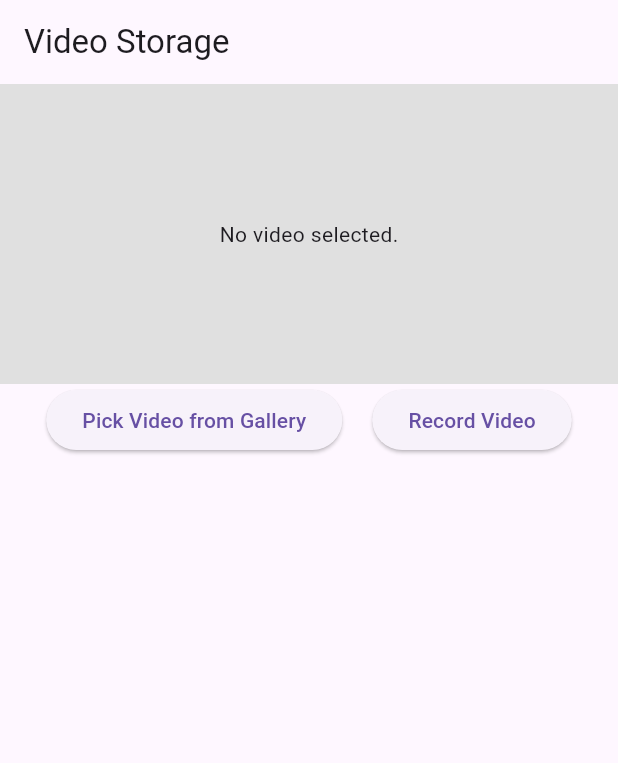
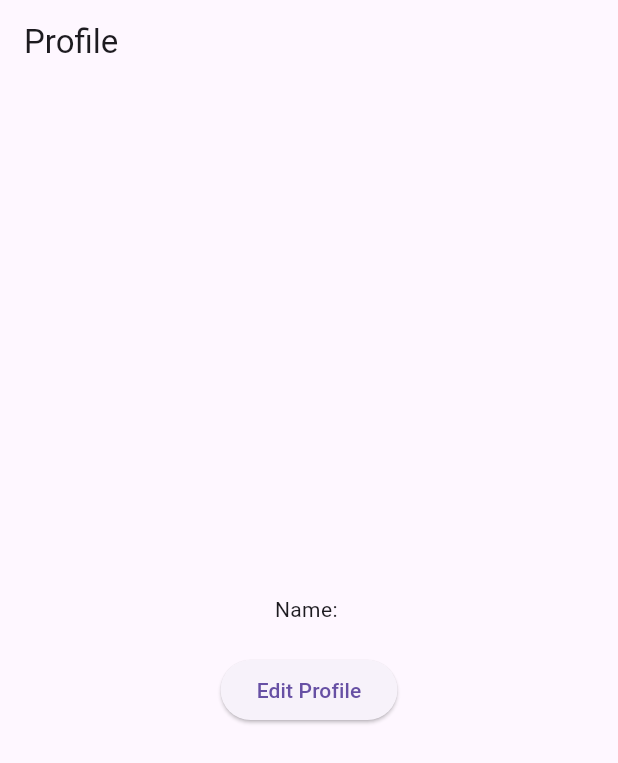
Before and after one commit to VishalVinayRam/Fitness-monitoring-system, a Flutter app: the screen it shows after launch, on a phone screen of 412 x 824 dp. Shown: the top 763 px of the screen. Run offline on Flutter 3.47's test engine with Material 3 defaults, Android fonts, the phone set to English and light mode, and no system bars; our stand-ins replace flutter_local_notifications, image_picker, pedometer, shared_preferences, timezone, video_player; missing offline and left inert: gauge_indicator.

Commit message:
Addidng profile section to this

```diff
--- a/lib/main.dart
+++ b/lib/main.dart
@@ -7,8 +7,8 @@
 // }
 import 'package:management/Reminder.dart';
 import 'package:management/VideoScreen.dart';
+import 'package:management/profle.dart';
 import 'package:timezone/data/latest.dart' as tzdata;
-import 'package:timezone/timezone.dart' as tz;
 import 'package:flutter/material.dart';
 import 'login_screen.dart';
 import 'homescreen.dart';
@@ -32,150 +32,13 @@ class PhotoNotesApp extends StatelessWidget {
       ),
       initialRoute: '/',
       routes: {
-        '/': (context) => VideoStorageScreen(),
-        '/home': (context) => HomeScreen(),
-        '/capture': (context) => CaptureScreen(),
-        '/reminder':(contect) => ReminderScreen(),
+        '/': (context) => ProfileScreen(),//routing to mainScreen in login.dart
+        '/home': (context) => HomeScreen(), //routing to homeScreen in homescreen.dart
+        '/capture': (context) => CaptureScreen(), //routng to image adddition in capture.dart
+        '/reminder':(contect) => ReminderScreen(), //routing to the reminder to where you can find the routing
+        '/pr':(context) => VideoStorageScreen(), //to capture the video in videoscreen.dart
+        '/profile':(context)=> ProfileScreen(),
       },
     );
   }
 }
-
-
-// class MyApp extends StatefulWidget {
-//   @override
-//   _MyAppState createState() => _MyAppState();
-// }
-
-// class _MyAppState extends State<MyApp> {
-//   late Stream<StepCount> _stepCountStream;
-//   late Stream<PedestrianStatus> _pedestrianStatusStream;
-//   String _status = '?', _steps = '?';
-//   int _selectedIndex = 0;
-
-//   @override
-//   void initState() {
-//     super.initState();
-//     initPlatformState();
-//   }
-
-//   void onStepCount(StepCount event) {
-//     print(event);
-//     setState(() {
-//       _steps = event.steps.toString();
-//     });
-//   }
-
-//   void onPedestrianStatusChanged(PedestrianStatus event) {
-//     print(event);
-//     setState(() {
-//       _status = event.status;
-//     });
-//   }
-
-//   void onPedestrianStatusError(error) {
-//     print('onPedestrianStatusError: $error');
-//     setState(() {
-//       _status = 'Pedestrian Status not available';
-//     });
-//     print(_status);
-//   }
-
-//   void onStepCountError(error) {
-//     print('onStepCountError: $error');
-//     setState(() {
-//       _steps = 'Step Count not available';
-//     });
-//   }
-
-//   void initPlatformState() {
-//     _pedestrianStatusStream = Pedometer.pedestrianStatusStream;
-//     _pedestrianStatusStream
-//         .listen(onPedestrianStatusChanged)
-//         .onError(onPedestrianStatusError);
-
-//     _stepCountStream = Pedometer.stepCountStream;
-//     _stepCountStream.listen(onStepCount).onError(onStepCountError);
-
-//     if (!mounted) return;
-//   }
-
-//   void _onItemTapped(int index) {
-//     setState(() {
-//       _selectedIndex = index;
-//     });
-//   }
-
-//   @override
-//   Widget build(BuildContext context) {
-//     return MaterialApp(
-//       home: Scaffold(
-//         body: IndexedStack(
-//           index: _selectedIndex,
-//           children: [
-//             _buildPedometerScreen(),
-//             HomeScreen(), // Add the photo tab screen here
-//           ],
-//         ),
-//         bottomNavigationBar: BottomNavigationBar(
-//           items: const <BottomNavigationBarItem>[
-//             BottomNavigationBarItem(
-//               icon: Icon(Icons.directions_walk),
-//               label: 'Pedometer',
-//             ),
-//             BottomNavigationBarItem(
-//               icon: Icon(Icons.photo_album),
-//               label: 'Photos',
-//             ),
-//           ],
-//           currentIndex: _selectedIndex,
-//           selectedItemColor: Colors.blue,
-//           onTap: _onItemTapped,
-//         ),
-//       ),
-//     );
-//   }
-
-//   Widget _buildPedometerScreen() {
-//     return Center(
-//       child: Column(
-//         mainAxisAlignment: MainAxisAlignment.center,
-//         children: <Widget>[
-//           Text(
-//             'Steps Taken',
-//             style: TextStyle(fontSize: 30),
-//           ),
-//           Text(
-//             _steps,
-//             style: TextStyle(fontSize: 60),
-//           ),
-//           Divider(
-//             height: 100,
-//             thickness: 0,
-//             color: Colors.white,
-//           ),
-//           Text(
-//             'Pedestrian Status',
-//             style: TextStyle(fontSize: 30),
-//           ),
-//           Icon(
-//             _status == 'walking'
-//                 ? Icons.directions_walk
-//                 : _status == 'stopped'
-//                     ? Icons.accessibility_new
-//                     : Icons.error,
-//             size: 100,
-//           ),
-//           Center(
-//             child: Text(
-//               _status,
-//               style: _status == 'walking' || _status == 'stopped'
-//                   ? TextStyle(fontSize: 30)
-//                   : TextStyle(fontSize: 20, color: Colors.red),
-//             ),
-//           )
-//         ],
-//       ),
-//     );
-//   }
-// }
--- /dev/null
+++ b/lib/models/Userdate.dart
@@ -0,0 +1,75 @@
+import 'package:shared_preferences/shared_preferences.dart';
+
+class GlobalData {
+   String _name = "";
+   double _height = 0.0; // in cm
+   double _weight  = 0.0; // in kg
+   int _calorieGoal=  0; // calories per day
+   int _waterGoal = 0; // ml per day
+  String? _photoUrl = ""; // optional photo URL
+
+  // Singleton pattern for global state management
+  static final GlobalData _singleton = GlobalData._internal();
+
+  factory GlobalData() {
+    return _singleton;
+  }
+
+  GlobalData._internal();
+
+  // Getters
+  String get name => _name;
+  double get height => _height;
+  double get weight => _weight;
+  int get calorieGoal => _calorieGoal;
+  int get waterGoal => _waterGoal;
+  String? get photoUrl => _photoUrl;
+
+  // Setters
+  set name(String value) {
+    _name = value;
+    saveToPrefs('name', value);
+  }
+
+  set height(double value) {
+    _height = value;
+    saveToPrefs('height', value.toString());
+  }
+
+  set weight(double value) {
+    _weight = value;
+    saveToPrefs('weight', value.toString());
+  }
+
+  set calorieGoal(int value) {
+    _calorieGoal = value;
+    saveToPrefs('calorieGoal', value.toString());
+  }
+
+  set waterGoal(int value) {
+    _waterGoal = value;
+    saveToPrefs('waterGoal', value.toString());
+  }
+
+  set photoUrl(String? value) {
+    _photoUrl = value;
+    saveToPrefs('photoUrl', value ?? '');
+  }
+
+  // Method to initialize global data from shared preferences
+  Future<void> init() async {
+    final prefs = await SharedPreferences.getInstance();
+    _name = prefs.getString('name') ?? '';
+    _height = prefs.getDouble('height') ?? 0.0;
+    _weight = prefs.getDouble('weight') ?? 0.0;
+    _calorieGoal = prefs.getInt('calorieGoal') ?? 0;
+    _waterGoal = prefs.getInt('waterGoal') ?? 0;
+    _photoUrl = prefs.getString('photoUrl');
+  }
+
+  // Private method to save a single value to shared preferences
+  Future<void> saveToPrefs(String key, String value) async {
+    final prefs = await SharedPreferences.getInstance();
+    await prefs.setString(key, value);
+  }
+}
--- /dev/null
+++ b/lib/profle.dart
@@ -0,0 +1,147 @@
+import 'package:flutter/material.dart';
+import 'package:management/models/Userdate.dart';
+
+class ProfileScreen extends StatefulWidget {
+  @override
+  _ProfileScreenState createState() => _ProfileScreenState();
+}
+
+class _ProfileScreenState extends State<ProfileScreen> {
+  final GlobalData globalData = GlobalData();
+
+  @override
+  void initState() {
+    super.initState();
+    globalData.init(); // Initialize global data from shared preferences
+  }
+
+  @override
+  Widget build(BuildContext context) {
+    return Scaffold(
+      appBar: AppBar(
+        title: Text('Profile'),
+      ),
+      body: Center(
+        child: Column(
+          mainAxisAlignment: MainAxisAlignment.center,
+          children: <Widget>[
+            Text('Name: ${globalData.name}'),
+            SizedBox(height: 20),
+            ElevatedButton(
+              onPressed: () {
+                // Navigate to edit profile screen
+                Navigator.push(
+                  context,
+                  MaterialPageRoute(builder: (context) => EditProfileScreen()),
+                );
+              },
+              child: Text('Edit Profile'),
+            ),
+          ],
+        ),
+      ),
+    );
+  }
+}
+
+class EditProfileScreen extends StatefulWidget {
+  @override
+  _EditProfileScreenState createState() => _EditProfileScreenState();
+}
+
+class _EditProfileScreenState extends State<EditProfileScreen> {
+  final GlobalData globalData = GlobalData();
+  late TextEditingController _nameController;
+
+  @override
+  void initState() {
+    super.initState();
+    _nameController = TextEditingController(text: globalData.name);
+  }
+
+  @override
+  void dispose() {
+    _nameController.dispose();
+    super.dispose();
+  }
+
+  @override
+  Widget build(BuildContext context) {
+    return Scaffold(
+      appBar: AppBar(
+        title: Text('Edit Profile'),
+      ),
+      body: Padding(
+        padding: EdgeInsets.all(16.0),
+        child: Column(
+          crossAxisAlignment: CrossAxisAlignment.start,
+          children: <Widget>[
+            TextField(
+              controller: _nameController,
+              decoration: InputDecoration(labelText: 'Name'),
+              onChanged: (value) {
+                globalData.name = value; // Update name in global data
+              },
+            ),
+            SizedBox(height: 20),
+             TextField(
+              controller: _nameController,
+              decoration: InputDecoration(labelText: 'Name'),
+              onChanged: (value) {
+                globalData.name = value; // Update name in global data
+              },
+            ),
+             TextField(
+              controller: _nameController,
+              decoration: InputDecoration(labelText: 'Name'),
+              onChanged: (value) {
+                globalData.name = value; // Update name in global data
+              },
+            ),
+             TextField(
+              controller: _nameController,
+              decoration: InputDecoration(labelText: 'Name'),
+              onChanged: (value) {
+                globalData.name = value; // Update name in global data
+              },
+            ),
+             TextField(
+              controller: _nameController,
+              decoration: InputDecoration(labelText: 'Name'),
+              onChanged: (value) {
+                globalData.name = value; // Update name in global data
+              },
+            ),
+             TextField(
+              controller: _nameController,
+              decoration: InputDecoration(labelText: 'Name'),
+              onChanged: (value) {
+                globalData.name = value; // Update name in global data
+              },
+            ),
+             TextField(
+              controller: _nameController,
+              decoration: InputDecoration(labelText: 'Name'),
+              onChanged: (value) {
+                globalData.name = value; // Update name in global data
+              },
+            ),
+             TextField(
+              controller: _nameController,
+              decoration: InputDecoration(labelText: 'Name'),
+              onChanged: (value) {
+                globalData.name = value; // Update name in global data
+              },
+            ),
+            ElevatedButton(
+              onPressed: () async {
+                Navigator.pop(context); // Navigate back to profile screen
+              },
+              child: Text('Save'),
+            ),
+          ],
+        ),
+      ),
+    );
+  }
+}
```
